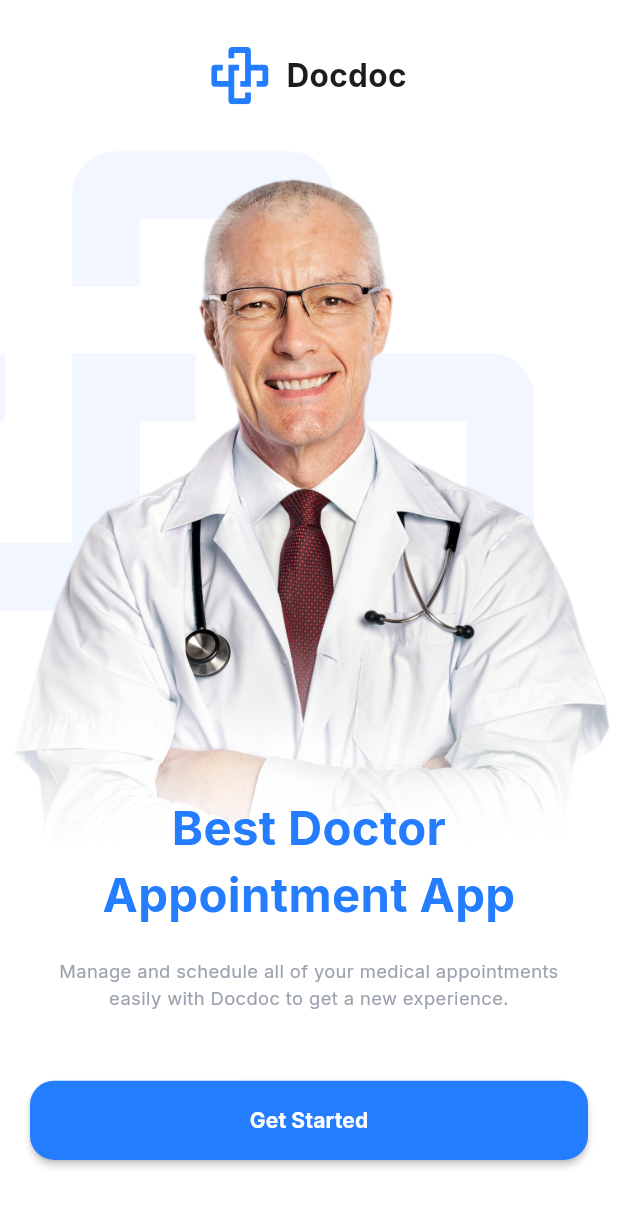
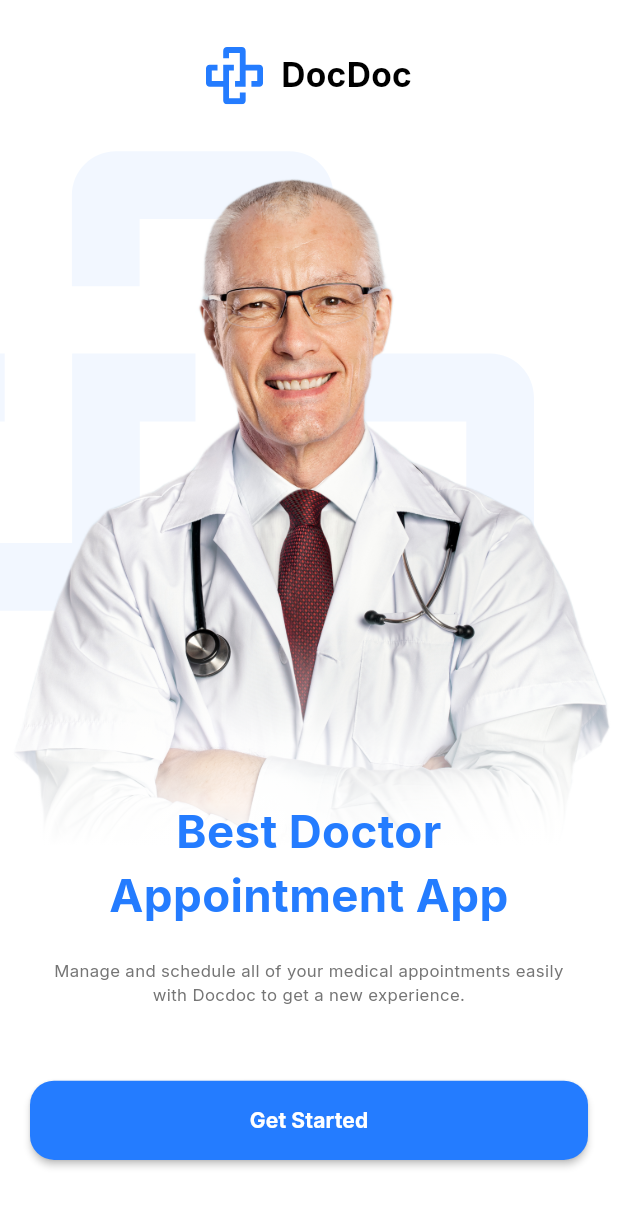
Before and after one commit to JAPAL-M/DocDoc, a Flutter app: the screen it shows after launch, on a phone screen of 412 x 824 dp. Shown: the top 1207 px of the screen. Run offline on Flutter 3.47's test engine with Material 3 defaults, Android fonts, the phone set to English and light mode, and no system bars; our stand-ins replace flutter_screenutil, flutter_svg, google_fonts, velocity_x.

Commit message:
- Add FontStyles Class - Add FontWeight Class - Edit Some Codes In OnBoarding

```diff
--- /dev/null
+++ b/lib/core/helper/extension.dart
@@ -0,0 +1,20 @@
+import 'package:flutter/widgets.dart';
+
+extension Navigation on BuildContext {
+  Future<dynamic> pushNamed(String routeName, {Object? arguments}) {
+    return Navigator.of(this).pushNamed(routeName, arguments: arguments);
+  }
+
+  Future<dynamic> pushReplacementNamed(String routeName, {Object? arguments}) {
+    return Navigator.of(this)
+        .pushReplacementNamed(routeName, arguments: arguments);
+  }
+
+  Future<dynamic> pushNamedAndRemoveUntil(String routeName,
+      {Object? arguments, required RoutePredicate predicate}) {
+    return Navigator.of(this)
+        .pushNamedAndRemoveUntil(routeName, predicate, arguments: arguments);
+  }
+
+  void pop() => Navigator.of(this).pop();
+}
--- a/lib/core/theme/app_color.dart
+++ b/lib/core/theme/app_color.dart
@@ -1,5 +1,10 @@
 import 'package:flutter/material.dart';
 
-class AppColor{
-  static const primaryColor = Color(0xFF247CFF);
+class ColorsManager {
+  static const Color mainBlue = Color(0xFF247CFF);
+  static const Color darkBlue = Color(0xFF242424);
+  static const Color gray = Color(0xFF757575);
+  static const Color lightGray = Color(0xFFC2C2C2);
+  static const Color lighterGray = Color(0xFFEDEDED);
+  static const Color moreLightGray = Color(0xFFFDFDFF);
 }
--- /dev/null
+++ b/lib/core/theme/app_styles.dart
@@ -0,0 +1,95 @@
+import 'package:docdoc_app/core/theme/app_color.dart';
+import 'package:docdoc_app/core/theme/font_weight_helper.dart';
+import 'package:flutter/material.dart';
+import 'package:flutter_screenutil/flutter_screenutil.dart';
+
+class TextStyles {
+  static TextStyle font22BlackBold = TextStyle(
+    fontSize: 22.sp,
+    fontWeight: FontWeightHelper.bold,
+    color: Colors.black,
+  );
+
+  static TextStyle font30BlueBold = TextStyle(
+    fontSize: 30.sp,
+    fontWeight: FontWeightHelper.bold,
+    color: ColorsManager.mainBlue,
+  );
+
+  static TextStyle font13BlueSemiBold = TextStyle(
+    fontSize: 13.sp,
+    fontWeight: FontWeightHelper.semiBold,
+    color: ColorsManager.mainBlue,
+  );
+
+  static TextStyle font13DarkBlueMedium = TextStyle(
+    fontSize: 13.sp,
+    fontWeight: FontWeightHelper.medium,
+    color: ColorsManager.darkBlue,
+  );
+
+  static TextStyle font13DarkBlueRegular = TextStyle(
+    fontSize: 13.sp,
+    fontWeight: FontWeightHelper.regular,
+    color: ColorsManager.darkBlue,
+  );
+
+  static TextStyle font24BlueBold = TextStyle(
+    fontSize: 24.sp,
+    fontWeight: FontWeightHelper.bold,
+    color: ColorsManager.mainBlue,
+  );
+
+  static TextStyle font16WhiteSemiBold = TextStyle(
+    fontSize: 16.sp,
+    fontWeight: FontWeightHelper.semiBold,
+    color: Colors.white,
+  );
+
+  static TextStyle font11GrayRegular = TextStyle(
+    fontSize: 11.sp,
+    fontWeight: FontWeightHelper.regular,
+    color: ColorsManager.gray,
+  );
+
+  static TextStyle font13BlueRegular = TextStyle(
+    fontSize: 13.sp,
+    fontWeight: FontWeightHelper.regular,
+    color: ColorsManager.mainBlue,
+  );
+
+  static TextStyle font14GrayRegular = TextStyle(
+    fontSize: 14.sp,
+    fontWeight: FontWeightHelper.regular,
+    color: ColorsManager.gray,
+  );
+
+  static TextStyle font14LightGrayRegular = TextStyle(
+    fontSize: 14.sp,
+    fontWeight: FontWeightHelper.regular,
+    color: ColorsManager.lightGray,
+  );
+
+  static TextStyle font14DarkBlueMedium = TextStyle(
+    fontSize: 14.sp,
+    fontWeight: FontWeightHelper.medium,
+    color: ColorsManager.darkBlue,
+  );
+  static TextStyle font16WhiteMedium = TextStyle(
+    fontSize: 16.sp,
+    fontWeight: FontWeightHelper.medium,
+    color: Colors.white,
+  );
+
+  static TextStyle font14BlueSemiBold = TextStyle(
+    fontSize: 14.sp,
+    fontWeight: FontWeightHelper.semiBold,
+    color: ColorsManager.mainBlue,
+  );
+
+  static TextStyle font15DarkBlueMedium = TextStyle(
+    fontSize: 15.sp,
+    fontWeight: FontWeightHelper.medium,
+    color: ColorsManager.darkBlue,
+  );
+}
--- /dev/null
+++ b/lib/core/theme/font_weight_helper.dart
@@ -0,0 +1,12 @@
+import 'package:flutter/material.dart';
+
+class FontWeightHelper {
+  static const FontWeight thin = FontWeight.w100;
+  static const FontWeight extraLight = FontWeight.w200;
+  static const FontWeight light = FontWeight.w300;
+  static const FontWeight regular = FontWeight.w400;
+  static const FontWeight medium = FontWeight.w500;
+  static const FontWeight semiBold = FontWeight.w600;
+  static const FontWeight bold = FontWeight.w700;
+  static const FontWeight extraBold = FontWeight.w800;
+}
--- a/lib/doc_app.dart
+++ b/lib/doc_app.dart
@@ -17,7 +17,7 @@ class MyApp extends StatelessWidget {
       child: MaterialApp(
         debugShowCheckedModeBanner: false,
         theme: ThemeData(
-          primaryColor: AppColor.primaryColor,
+          primaryColor: ColorsManager.mainBlue,
           scaffoldBackgroundColor: Colors.white,
           fontFamily: GoogleFonts.inter().fontFamily,
         ),
--- a/lib/features/auth/ui/login_screen.dart
+++ b/lib/features/auth/ui/login_screen.dart
@@ -1,10 +1,41 @@
+import 'package:docdoc_app/core/theme/app_styles.dart';
 import 'package:flutter/material.dart';
+import 'package:flutter_screenutil/flutter_screenutil.dart';
+import 'package:velocity_x/velocity_x.dart';
 
 class LoginScreen extends StatelessWidget {
   const LoginScreen({super.key});
 
   @override
   Widget build(BuildContext context) {
-    return const Scaffold();
+    return Scaffold(
+      body: SafeArea(
+        child: SingleChildScrollView(
+          child: Padding(
+            padding: EdgeInsets.symmetric(horizontal: 30.w, vertical: 30.h),
+            child: Column(
+              crossAxisAlignment: CrossAxisAlignment.start,
+              children: [
+                Text(
+                  'Welcome Back',
+                  style: TextStyles.font24BlueBold,
+                ).pOnly(bottom: 10.h),
+                Text(
+                  "We're excited to have you back, can't wait to see what you've been up to since you last logged in.",
+                  style: TextStyles.font14GrayRegular,
+                ).pOnly(bottom: 20.h),
+                TextFormField(
+                  decoration: InputDecoration(
+                      hintText: "Email",
+                      border: OutlineInputBorder(
+                        borderRadius: BorderRadius.circular(20),
+                      )),
+                )
+              ],
+            ),
+          ),
+        ),
+      ),
+    );
   }
 }
--- a/lib/features/onBoarding/ui/onBoarding_screen.dart
+++ b/lib/features/onBoarding/ui/onBoarding_screen.dart
@@ -1,3 +1,6 @@
+import 'package:docdoc_app/core/helper/extension.dart';
+import 'package:docdoc_app/core/routing/routes.dart';
+import 'package:docdoc_app/core/theme/app_styles.dart';
 import 'package:docdoc_app/core/widgets/custom_material_button.dart';
 import 'package:docdoc_app/features/onBoarding/ui/widgets/doc_logo_and_name.dart';
 import 'package:docdoc_app/features/onBoarding/ui/widgets/doctor_image_and_text.dart';
@@ -16,18 +19,16 @@ class OnBoardingScreen extends StatelessWidget {
         children: [
           const DocLogoAndName(),
           const DoctorImageAndText().pOnly(top: 30.h),
-          "Manage and schedule all of your medical appointments easily with Docdoc to get a new experience."
-              .text
-              .sm
-              .gray400
-              .center
-              .make()
-              .px(30),
+          Text(
+            "Manage and schedule all of your medical appointments easily with Docdoc to get a new experience.",
+            style: TextStyles.font11GrayRegular,
+            textAlign: TextAlign.center,
+          ).px(30),
           const Spacer(),
           CustomMaterialButton(
             textButton: "Get Started",
             onPressed: () {
-
+              context.pushNamed(Routes.loginScreen);
             },
           ).px20()
         ],
--- a/lib/features/onBoarding/ui/widgets/doc_logo_and_name.dart
+++ b/lib/features/onBoarding/ui/widgets/doc_logo_and_name.dart
@@ -1,3 +1,4 @@
+import 'package:docdoc_app/core/theme/app_styles.dart';
 import 'package:flutter/material.dart';
 import 'package:flutter_screenutil/flutter_screenutil.dart';
 import 'package:flutter_svg/flutter_svg.dart';
@@ -14,7 +15,10 @@ class DocLogoAndName extends StatelessWidget {
       mainAxisAlignment: MainAxisAlignment.center,
       children: [
         SvgPicture.asset("assets/images/Logo.svg").pOnly(right: 10.w),
-        "Docdoc".text.xl2.bold.make()
+        Text(
+          'DocDoc',
+          style: TextStyles.font22BlackBold,
+        ),
       ],
     );
   }
--- a/lib/features/onBoarding/ui/widgets/doctor_image_and_text.dart
+++ b/lib/features/onBoarding/ui/widgets/doctor_image_and_text.dart
@@ -1,6 +1,6 @@
+import 'package:docdoc_app/core/theme/app_styles.dart';
 import 'package:flutter/material.dart';
 import 'package:flutter_svg/flutter_svg.dart';
-import 'package:velocity_x/velocity_x.dart';
 
 class DoctorImageAndText extends StatelessWidget {
   const DoctorImageAndText({
@@ -21,16 +21,17 @@ class DoctorImageAndText extends StatelessWidget {
                     stops: const [0.14, 0.4])),
             child: Image.asset("assets/images/doctor_image.png")),
         Positioned(
-            bottom: 20,
-            left: 0,
-            right: 0,
-            child: "Best Doctor\nAppointment App"
-                .text
-                .center
-                .xl4
-                .bold
-                .color(context.primaryColor)
-                .make())
+          bottom: 20,
+          left: 0,
+          right: 0,
+          child: Text(
+            'Best Doctor\nAppointment App',
+            textAlign: TextAlign.center,
+            style: TextStyles.font30BlueBold.copyWith(
+              height: 1.4,
+            ),
+          ),
+        )
       ],
     );
   }
```
Also changed, not shown: 29 other files.
